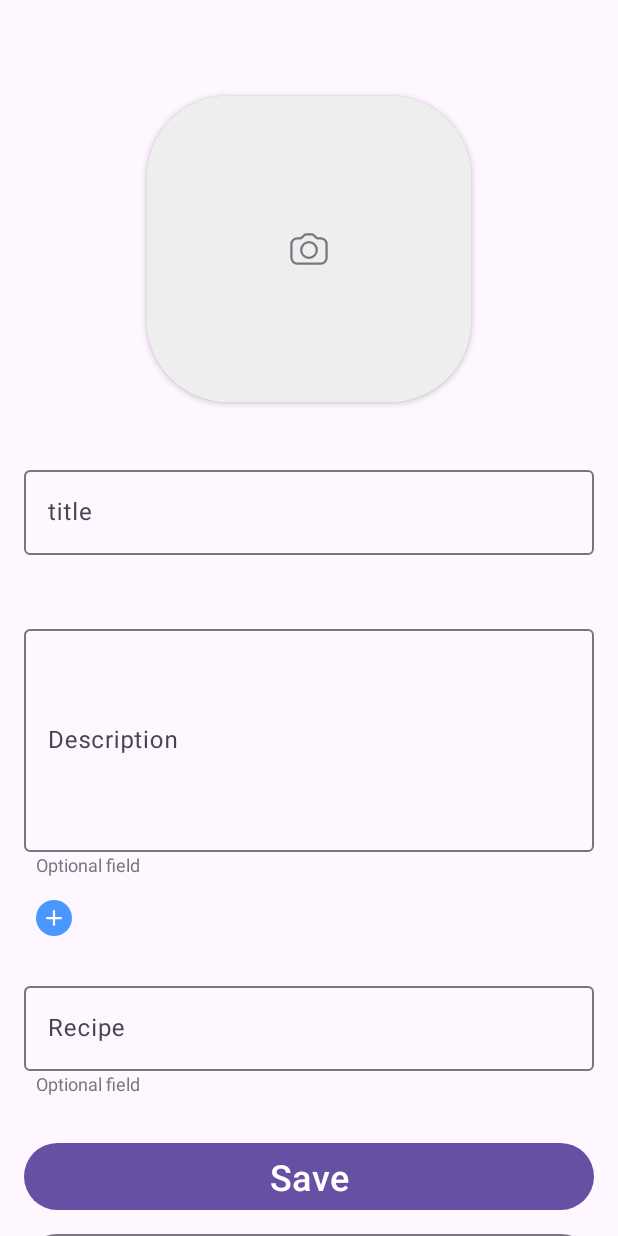
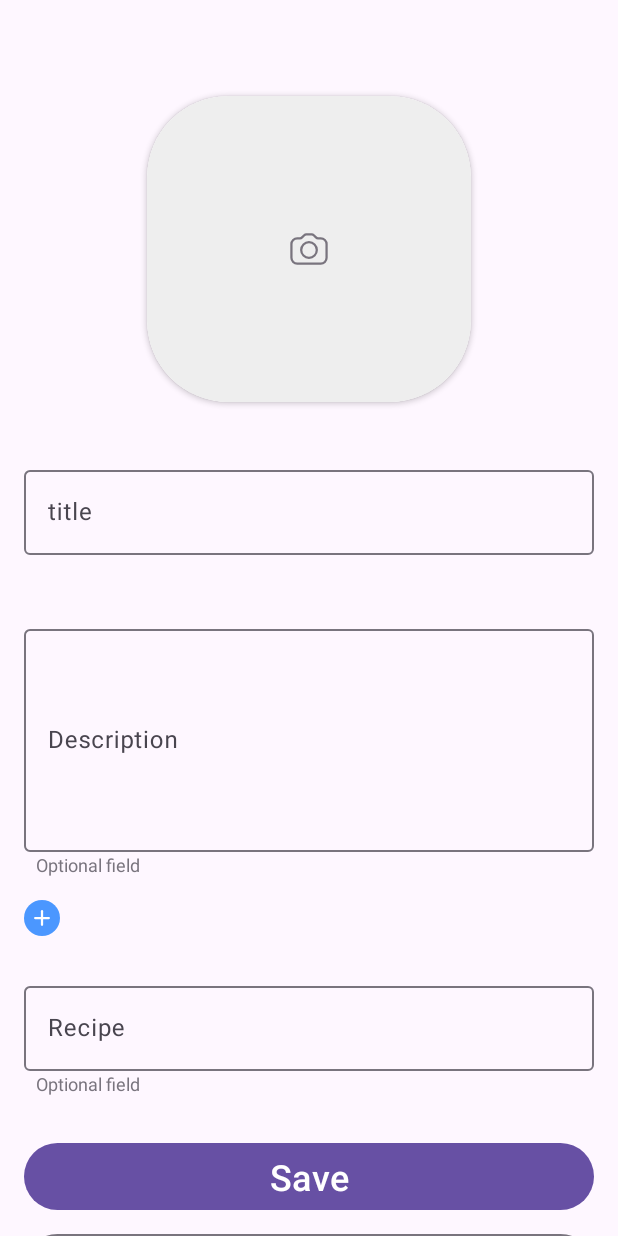
Before and after one commit to PaulMak-del/surf_summer_rep, an Android app: the CreateCocktailFragment screen opened through its navigation route, on a phone screen of 412 x 824 dp. Run offline under Robolectric (Android 15) with nearby library versions, the phone set to English and light mode, and no system bars; our stand-ins replace Dagger/Hilt's generated code, Room's generated code.

Commit message:
Mini changes

```diff
--- a/app/src/main/java/com/example/myapplication/presentation/fragments/CocktailsListFragment.kt
+++ b/app/src/main/java/com/example/myapplication/presentation/fragments/CocktailsListFragment.kt
@@ -14,6 +14,7 @@ import androidx.navigation.findNavController
 import androidx.recyclerview.widget.GridLayoutManager
 import androidx.recyclerview.widget.RecyclerView
 import com.example.myapplication.R
+import com.example.myapplication.databinding.FragmentCocktailsListBinding
 import com.example.myapplication.presentation.adapters.CocktailsListAdapter
 import com.example.myapplication.presentation.viewmodels.CocktailsListViewModel
 import com.google.android.material.floatingactionbutton.FloatingActionButton
@@ -25,8 +26,7 @@ private const val SPAN_COUNT = 2
 class CocktailsListFragment : Fragment() {
 
     private val cocktailsListViewModel : CocktailsListViewModel by viewModels()
-
-    private lateinit var fragmentView: View
+    private lateinit var binding: FragmentCocktailsListBinding
 
     override fun onCreateView(
         inflater: LayoutInflater, container: ViewGroup?,
@@ -34,21 +34,22 @@ class CocktailsListFragment : Fragment() {
     ): View {
 
         Log.d("ddd", "onCreateView: list")
-        fragmentView = inflater.inflate(R.layout.fragment_cocktails_list, container, false)
+        binding = FragmentCocktailsListBinding.inflate(inflater)
+        val view = binding.root
 
-        val recyclerView : RecyclerView = fragmentView.findViewById(R.id.cocktails_recycler_view)
         var adapter = CocktailsListAdapter(
             cocktailsListViewModel.cocktailsList.value ?: emptyList(),
-            ClickListener(fragmentView)
+            ClickListener(view)
         )
-        recyclerView.layoutManager = GridLayoutManager(fragmentView.context, SPAN_COUNT)
-        recyclerView.adapter = adapter
+        binding.cocktailsRecyclerView.layoutManager = GridLayoutManager(view.context, SPAN_COUNT)
+        binding.cocktailsRecyclerView.adapter = adapter
 
-        fragmentView.findViewById<TextView>(R.id.my_cocktails).setOnClickListener {
+        // TEST
+        binding.myCocktails.setOnClickListener {
             Log.d("ddd", "${adapter.cocktailsList.map{it.id}}")
             Log.d("ddd", "title||adapter:     $adapter")
-            Log.d("ddd", "title||rec adapter: ${recyclerView.adapter}")
-            (recyclerView.adapter)?.notifyDataSetChanged()
+            Log.d("ddd", "title||rec adapter: ${binding.cocktailsRecyclerView.adapter}")
+            (binding.cocktailsRecyclerView.adapter)?.notifyDataSetChanged()
         }
 
         cocktailsListViewModel.loadCocktailsList()
@@ -56,36 +57,33 @@ class CocktailsListFragment : Fragment() {
         cocktailsListViewModel.cocktailsList.observe(viewLifecycleOwner) {
             //Log.d("ddd", "Cocktail List Changed")
             Log.d("ddd", "observer||adapter:     $adapter")
-            Log.d("ddd", "observer||rec adapter: ${recyclerView.adapter}")
-            adapter = CocktailsListAdapter(it ?: emptyList(), ClickListener(fragmentView))
-            (recyclerView.adapter)?.notifyDataSetChanged()
+            Log.d("ddd", "observer||rec adapter: ${binding.cocktailsRecyclerView.adapter}")
+            adapter = CocktailsListAdapter(it ?: emptyList(), ClickListener(view))
+            (binding.cocktailsRecyclerView.adapter)?.notifyDataSetChanged()
 
-            manageLayoutVisibility(fragmentView, cocktailsListViewModel.cocktailsList.value?.isEmpty() ?: true)
+            updateUI(view, cocktailsListViewModel.cocktailsList.value?.isEmpty() ?: true)
         }
 
-        fragmentView.findViewById<FloatingActionButton>(R.id.floating_action_button).setOnClickListener {
-            fragmentView.findNavController().navigate(R.id.action_cocktailsListFragment_to_createCocktailFragment)
+        binding.floatingActionButton.setOnClickListener {
+            view.findNavController().navigate(R.id.action_cocktailsListFragment_to_createCocktailFragment)
         }
 
-        return fragmentView
+        return view
     }
 
-    private fun manageLayoutVisibility(view: View, cocktailsListIsEmpty: Boolean) {
-        val summerHolidaysImageView : ImageView = view.findViewById(R.id.summer_holidays)
-        val createCockTextView : TextView = view.findViewById(R.id.create_cock)
-        val arrowImageView : View = view.findViewById(R.id.arrow_1)
-        val recyclerView : RecyclerView = view.findViewById(R.id.cocktails_recycler_view)
-
-        if (cocktailsListIsEmpty) {
-            summerHolidaysImageView.visibility = View.VISIBLE
-            createCockTextView.visibility = View.VISIBLE
-            arrowImageView.visibility = View.VISIBLE
-            recyclerView.visibility = View.GONE
-        } else {
-            summerHolidaysImageView.visibility = View.GONE
-            createCockTextView.visibility = View.GONE
-            arrowImageView.visibility = View.GONE
-            recyclerView.visibility = View.VISIBLE
+    private fun updateUI(view: View, cocktailsListIsEmpty: Boolean) {
+        binding.apply {
+            if (cocktailsListIsEmpty) {
+                summerHolidays.visibility = View.VISIBLE
+                createCock.visibility = View.VISIBLE
+                arrow1.visibility = View.VISIBLE
+                cocktailsRecyclerView.visibility = View.GONE
+            } else {
+                summerHolidays.visibility = View.GONE
+                createCock.visibility = View.GONE
+                arrow1.visibility = View.GONE
+                cocktailsRecyclerView.visibility = View.VISIBLE
+            }
         }
     }
 
--- a/app/src/main/java/com/example/myapplication/presentation/viewmodels/CocktailsListViewModel.kt
+++ b/app/src/main/java/com/example/myapplication/presentation/viewmodels/CocktailsListViewModel.kt
@@ -12,17 +12,18 @@ import com.example.myapplication.domain.usecases.InsertCocktailUserCase
 import com.example.myapplication.domain.usecases.InsertIngredientsUseCase
 import dagger.hilt.android.lifecycle.HiltViewModel
 import kotlinx.coroutines.Dispatchers
+import kotlinx.coroutines.delay
 import kotlinx.coroutines.launch
 import javax.inject.Inject
 
 @HiltViewModel
 class CocktailsListViewModel @Inject constructor(
     private val getCocktailsListUseCase: GetCocktailsListUseCase,
-    private val insertCocktailUserCase: InsertCocktailUserCase,
-    private val insertIngredientUseCase: InsertIngredientsUseCase,
 ) : ViewModel() {
 
-    private val _cocktailsList = MutableLiveData<List<CocktailModel>>()
+    private val _cocktailsList : MutableLiveData<List<CocktailModel>> by lazy {
+        MutableLiveData<List<CocktailModel>>()
+    }
     val cocktailsList : LiveData<List<CocktailModel>> = _cocktailsList
 
     fun loadCocktailsList() {
--- a/app/src/main/res/layout/fragment_create_cocktail.xml
+++ b/app/src/main/res/layout/fragment_create_cocktail.xml
@@ -118,7 +118,6 @@
                 android:id="@+id/iconButton"
                 android:layout_width="24dp"
                 android:layout_height="24dp"
-                android:layout_marginStart="8dp"
                 android:background="@drawable/circular_button"
 
 
--- a/app/src/main/res/layout/ingredients_add_list_item.xml
+++ b/app/src/main/res/layout/ingredients_add_list_item.xml
@@ -5,6 +5,7 @@
     android:background="@drawable/text_field"
     android:paddingHorizontal="10dp"
     android:paddingVertical="4dp"
+    android:layout_marginEnd="8dp"
     xmlns:toosl="http://schemas.android.com/tools"
     xmlns:app="http://schemas.android.com/apk/res-auto">
 
```
Also changed, not shown: app/src/main/java/com/example/myapplication/presentation/fragments/CocktailDetailFragment.kt (+5 -2 lines), app/src/main/java/com/example/myapplication/presentation/viewmodels/CocktailDetailViewModel.kt (+7 -2 lines), app/src/main/res/layout/fragment_cocktail_delail.xml (+14 -0 lines).
